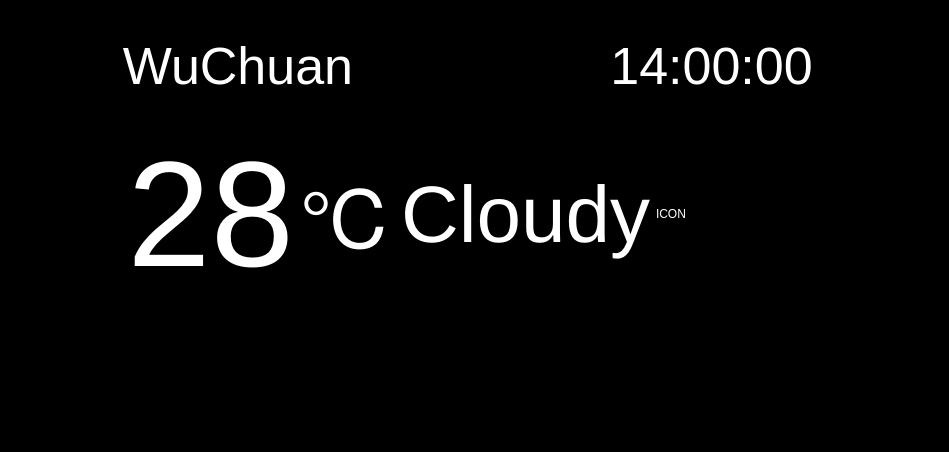
The window that Other/CameraDemo/weathercontrol.ui (hondodo/PCamera) describes before a commit, drawn with Qt 5.
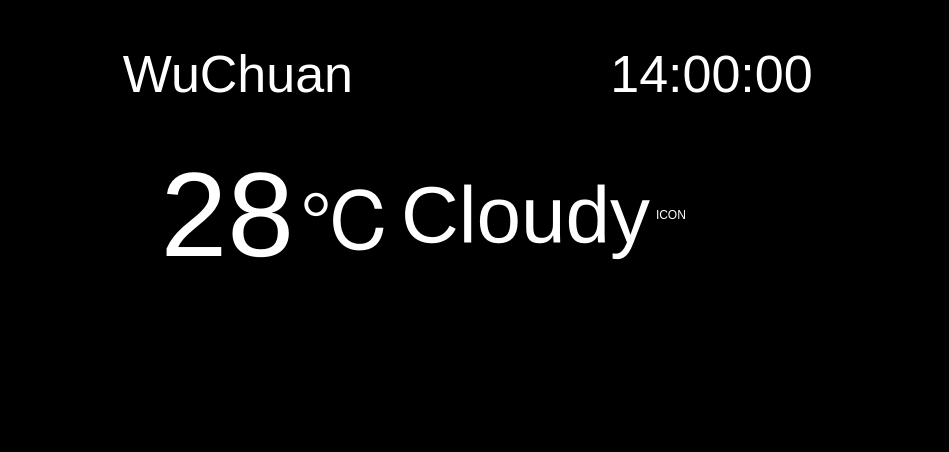
The same window after the commit. Custom widgets are drawn as their Qt base class.

```diff
--- a/Other/CameraDemo/weathercontrol.ui
+++ b/Other/CameraDemo/weathercontrol.ui
@@ -142,7 +142,7 @@
                  </sizepolicy>
                 </property>
                 <property name="styleSheet">
-                 <string notr="true">font: 150px;</string>
+                 <string notr="true">font: 120px;</string>
                 </property>
                 <property name="text">
                  <string>28</string>
```
